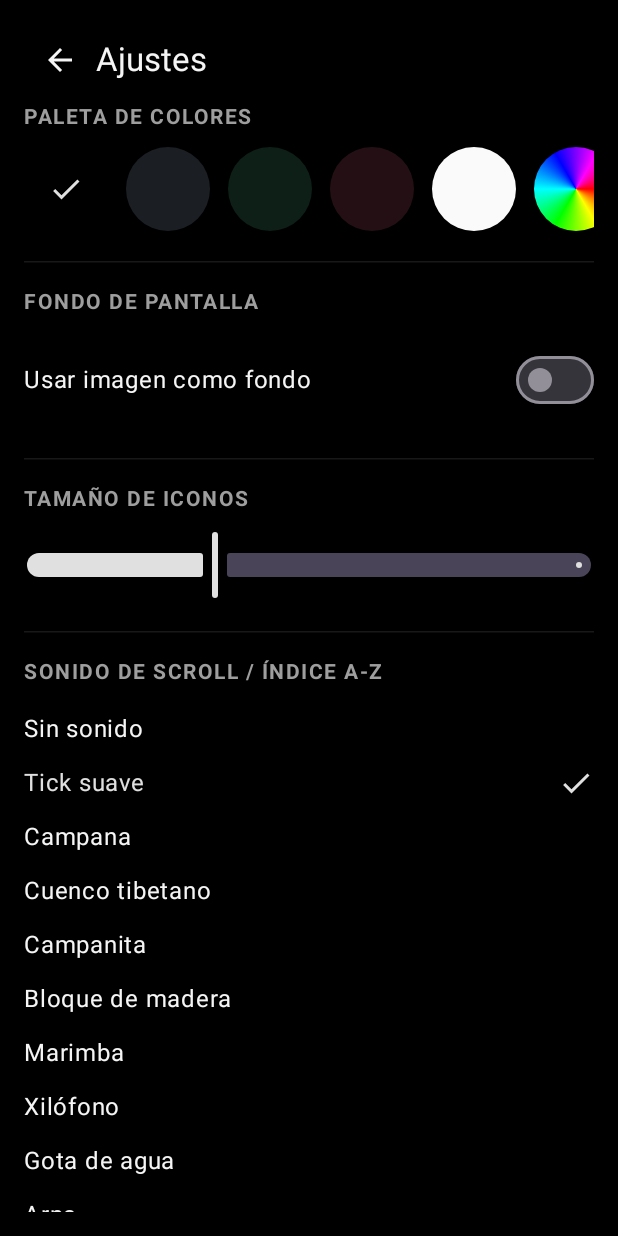
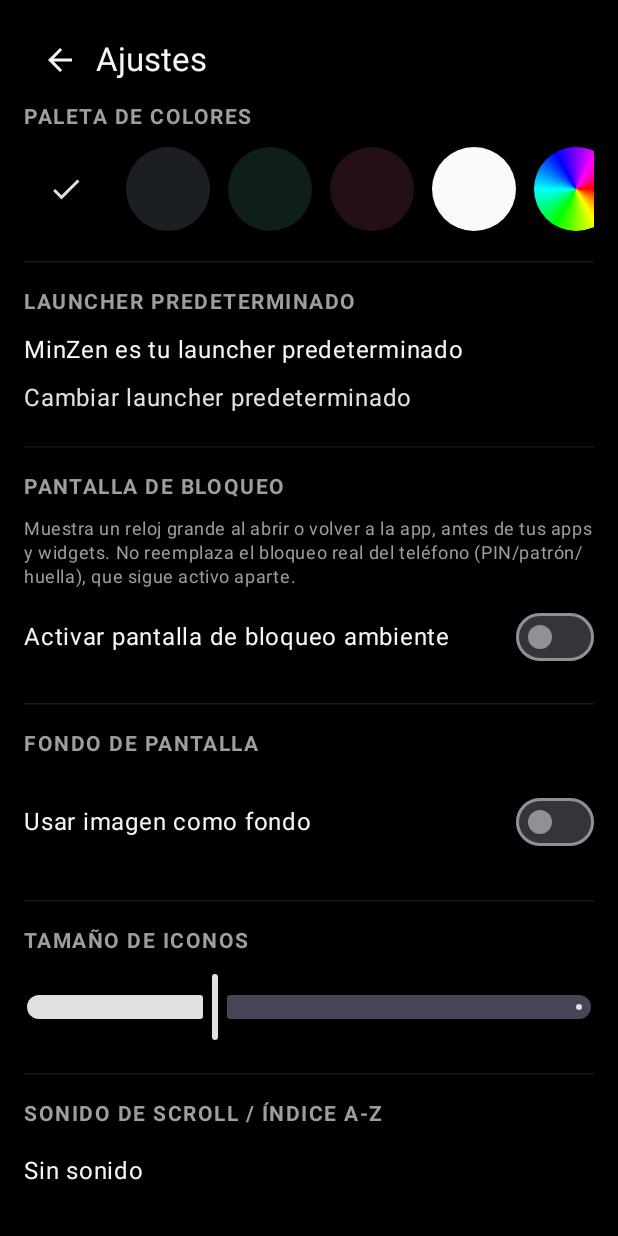
Before and after one commit to Staticum/prueba, an Android app built with Jetpack Compose: the screen it shows after launch (MainActivity), after a tap on "Ajustes", on a phone screen of 412 x 824 dp. Run offline under Robolectric (Android 15) with nearby library versions, the phone set to English and light mode, and no system bars; pictures from the network do not load.

Commit message:
Add default-launcher control in Settings + ambient lock screen
- New "Launcher predeterminado" section in Settings shows whether
  MinZen is currently the default Home app and lets you open the
  system's default-apps picker to set it, or switch away from it -
  previously this was only reachable via a banner on the home screen
  when not already default.
- New optional "ambient lock" screen: a full-screen clock/date shown
  when opening or returning to the launcher, dismissed with a tap or
  swipe up. This is NOT a real system lock (a normal app can't replace
  Android's PIN/pattern/biometric lock, which stays active regardless)
  - it's a purely visual landing step, off by default, toggled in
  Settings > Pantalla de bloqueo.

```diff
--- a/launcher/src/main/java/com/staticum/niagaralauncher/MainActivity.kt
+++ b/launcher/src/main/java/com/staticum/niagaralauncher/MainActivity.kt
@@ -33,6 +33,7 @@ import androidx.core.content.FileProvider
 import androidx.lifecycle.compose.collectAsStateWithLifecycle
 import com.staticum.niagaralauncher.data.AppInfo
 import com.staticum.niagaralauncher.data.SwipeDirection
+import com.staticum.niagaralauncher.ui.home.AmbientLockScreen
 import com.staticum.niagaralauncher.ui.home.HomeScreen
 import com.staticum.niagaralauncher.ui.home.HomeViewModel
 import com.staticum.niagaralauncher.ui.settings.AppPickerScreen
@@ -64,6 +65,11 @@ class MainActivity : ComponentActivity() {
     private val isDefaultLauncherState = mutableStateOf(false)
     private val screenState = mutableStateOf(Screen.HOME)
     private var widgetsSuppressed = false
+
+    // Bumped on every onStart (app brought back to foreground) so the ambient lock
+    // screen, when enabled, re-locks each time the launcher is returned to - not
+    // just on the very first launch.
+    private val lockTrigger = mutableStateOf(0)
 
     private val requestHomeRoleLauncher = registerForActivityResult(
         ActivityResultContracts.StartActivityForResult(),
@@ -118,6 +124,12 @@ class MainActivity : ComponentActivity() {
             val updateState by updateViewModel.state.collectAsStateWithLifecycle()
             val isDefaultLauncher by isDefaultLauncherState
             val context = LocalContext.current
+            val lockTriggerValue by lockTrigger
+
+            var isLocked by remember { mutableStateOf(false) }
+            LaunchedEffect(homeState.prefs.ambientLockEnabled, lockTriggerValue) {
+                if (homeState.prefs.ambientLockEnabled) isLocked = true
+            }
 
             LauncherTheme(palette = homeState.prefs.palette) {
                 Surface(color = androidx.compose.ui.graphics.Color.Transparent) {
@@ -180,6 +192,9 @@ class MainActivity : ComponentActivity() {
                                 onOpenColorPicker = { screenState.value = Screen.COLOR_PICKER },
                                 onShareCrashLog = { shareCrashLog() },
                                 onClearCrashLog = { CrashLogger.clear(this@MainActivity) },
+                                isDefaultLauncher = isDefaultLauncher,
+                                onChangeDefaultLauncher = { requestDefaultLauncher() },
+                                onAmbientLockChange = settingsViewModel::setAmbientLockEnabled,
                             )
 
                             Screen.WIDGET_PICKER -> WidgetPickerScreen(
@@ -213,6 +228,13 @@ class MainActivity : ComponentActivity() {
                                     settingsViewModel.setCustomAccentColor(color.toArgb())
                                 },
                                 onBack = { screenState.value = Screen.SETTINGS },
+                            )
+                        }
+
+                        if (isLocked) {
+                            AmbientLockScreen(
+                                palette = homeState.prefs.palette,
+                                onUnlock = { isLocked = false },
                             )
                         }
                     }
@@ -269,6 +291,7 @@ class MainActivity : ComponentActivity() {
     override fun onStart() {
         super.onStart()
         WidgetHostProvider.get(this).startListening()
+        lockTrigger.value++
     }
 
     override fun onStop() {
--- a/launcher/src/main/java/com/staticum/niagaralauncher/data/PreferencesRepository.kt
+++ b/launcher/src/main/java/com/staticum/niagaralauncher/data/PreferencesRepository.kt
@@ -35,6 +35,7 @@ data class LauncherPrefs(
     val soundVolume: Float = 0.5f,
     val indexWaveOffsetDp: Float = 24f,
     val customAccentArgb: Int? = null,
+    val ambientLockEnabled: Boolean = false,
     val hiddenApps: Set<String> = emptySet(),
     val gestureFavorites: Map<SwipeDirection, String> = emptyMap(),
     val favoriteAppKeys: List<String> = emptyList(),
@@ -62,6 +63,7 @@ class PreferencesRepository(private val context: Context) {
         val SOUND_VOLUME = floatPreferencesKey("sound_volume")
         val INDEX_WAVE_OFFSET = floatPreferencesKey("index_wave_offset")
         val CUSTOM_ACCENT = intPreferencesKey("custom_accent_argb")
+        val AMBIENT_LOCK = booleanPreferencesKey("ambient_lock_enabled")
         val HIDDEN_APPS = stringSetPreferencesKey("hidden_apps")
         val GESTURE_UP = stringPreferencesKey("gesture_up")
         val GESTURE_DOWN = stringPreferencesKey("gesture_down")
@@ -90,6 +92,7 @@ class PreferencesRepository(private val context: Context) {
             soundVolume = prefs[Keys.SOUND_VOLUME] ?: 0.5f,
             indexWaveOffsetDp = prefs[Keys.INDEX_WAVE_OFFSET] ?: 24f,
             customAccentArgb = prefs[Keys.CUSTOM_ACCENT],
+            ambientLockEnabled = prefs[Keys.AMBIENT_LOCK] ?: false,
             hiddenApps = prefs[Keys.HIDDEN_APPS] ?: emptySet(),
             gestureFavorites = gestures,
             favoriteAppKeys = prefs[Keys.FAVORITE_APPS]?.split(",")?.filter { it.isNotBlank() } ?: emptyList(),
@@ -141,6 +144,10 @@ class PreferencesRepository(private val context: Context) {
         }
     }
 
+    suspend fun setAmbientLockEnabled(enabled: Boolean) {
+        context.dataStore.edit { it[Keys.AMBIENT_LOCK] = enabled }
+    }
+
     suspend fun toggleHiddenApp(appKey: String, hidden: Boolean) {
         context.dataStore.edit { prefs ->
             val current = prefs[Keys.HIDDEN_APPS] ?: emptySet()
--- a/launcher/src/main/java/com/staticum/niagaralauncher/ui/settings/SettingsScreen.kt
+++ b/launcher/src/main/java/com/staticum/niagaralauncher/ui/settings/SettingsScreen.kt
@@ -73,6 +73,9 @@ fun SettingsScreen(
     onOpenColorPicker: () -> Unit,
     onShareCrashLog: () -> Unit,
     onClearCrashLog: () -> Unit,
+    isDefaultLauncher: Boolean,
+    onChangeDefaultLauncher: () -> Unit,
+    onAmbientLockChange: (Boolean) -> Unit,
 ) {
     val palette = state.prefs.palette
     val context = LocalContext.current
@@ -118,6 +121,51 @@ fun SettingsScreen(
                             currentAccent = if (palette.id == ColorPalette.CUSTOM_ID) palette.accent else null,
                             onClick = onOpenColorPicker,
                         )
+                    }
+                }
+            }
+
+            item { SectionTitle("Launcher predeterminado", palette.textSecondary) }
+            item {
+                Column {
+                    Text(
+                        text = if (isDefaultLauncher) {
+                            "MinZen es tu launcher predeterminado"
+                        } else {
+                            "MinZen no es tu launcher predeterminado"
+                        },
+                        color = palette.textPrimary,
+                    )
+                    Text(
+                        text = if (isDefaultLauncher) {
+                            "Cambiar launcher predeterminado"
+                        } else {
+                            "Hacer predeterminado"
+                        },
+                        color = palette.accent,
+                        modifier = Modifier
+                            .padding(top = 8.dp)
+                            .clickable(onClick = onChangeDefaultLauncher),
+                    )
+                }
+            }
+
+            item { SectionTitle("Pantalla de bloqueo", palette.textSecondary) }
+            item {
+                Column {
+                    Text(
+                        text = "Muestra un reloj grande al abrir o volver a la app, antes de tus apps y widgets. No reemplaza el bloqueo real del teléfono (PIN/patrón/huella), que sigue activo aparte.",
+                        color = palette.textSecondary,
+                        style = MaterialTheme.typography.bodySmall,
+                        modifier = Modifier.padding(bottom = 8.dp),
+                    )
+                    Row(
+                        modifier = Modifier.fillMaxWidth(),
+                        horizontalArrangement = Arrangement.SpaceBetween,
+                        verticalAlignment = Alignment.CenterVertically,
+                    ) {
+                        Text("Activar pantalla de bloqueo ambiente", color = palette.textPrimary)
+                        Switch(checked = state.prefs.ambientLockEnabled, onCheckedChange = onAmbientLockChange)
                     }
                 }
             }
--- a/launcher/src/main/java/com/staticum/niagaralauncher/ui/settings/SettingsViewModel.kt
+++ b/launcher/src/main/java/com/staticum/niagaralauncher/ui/settings/SettingsViewModel.kt
@@ -58,6 +58,9 @@ class SettingsViewModel(
     fun setCustomAccentColor(argb: Int) =
         viewModelScope.launch { preferencesRepository.setCustomAccentColor(argb) }
 
+    fun setAmbientLockEnabled(enabled: Boolean) =
+        viewModelScope.launch { preferencesRepository.setAmbientLockEnabled(enabled) }
+
     fun addWidget(id: Int) = viewModelScope.launch { widgetRepository.addWidgetId(id) }
 
     fun removeWidget(id: Int) = viewModelScope.launch { widgetRepository.removeWidgetId(id) }
```
Also changed, not shown: launcher/src/main/java/com/staticum/niagaralauncher/ui/home/AmbientLockScreen.kt (added, +108 -0 lines).
